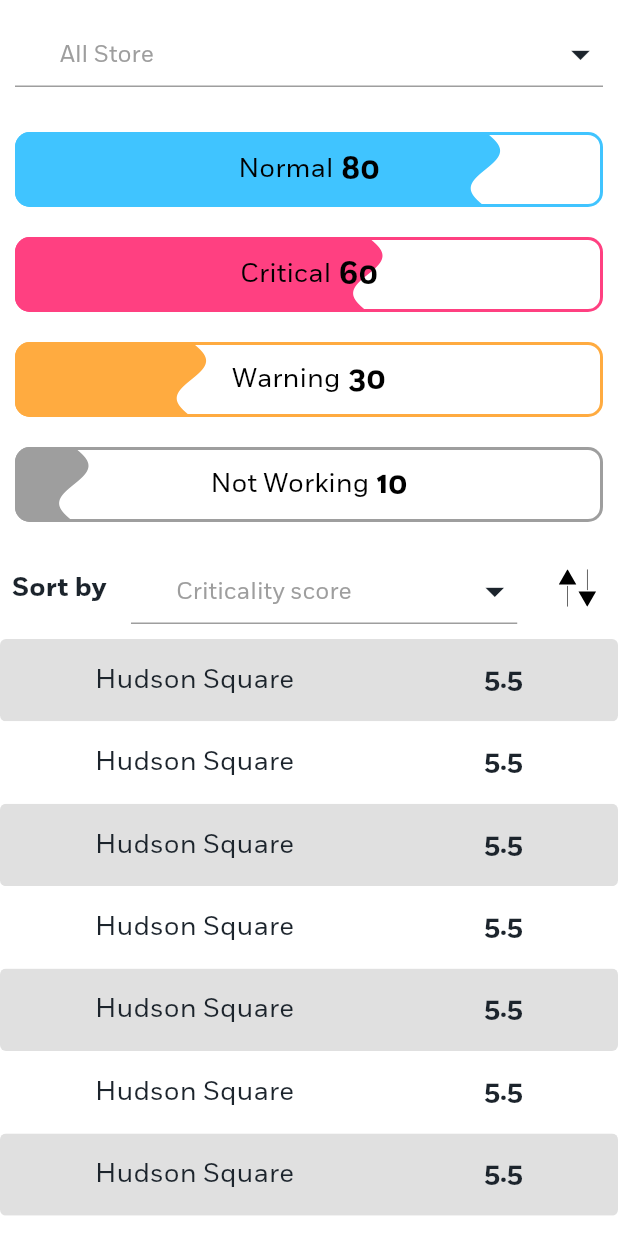
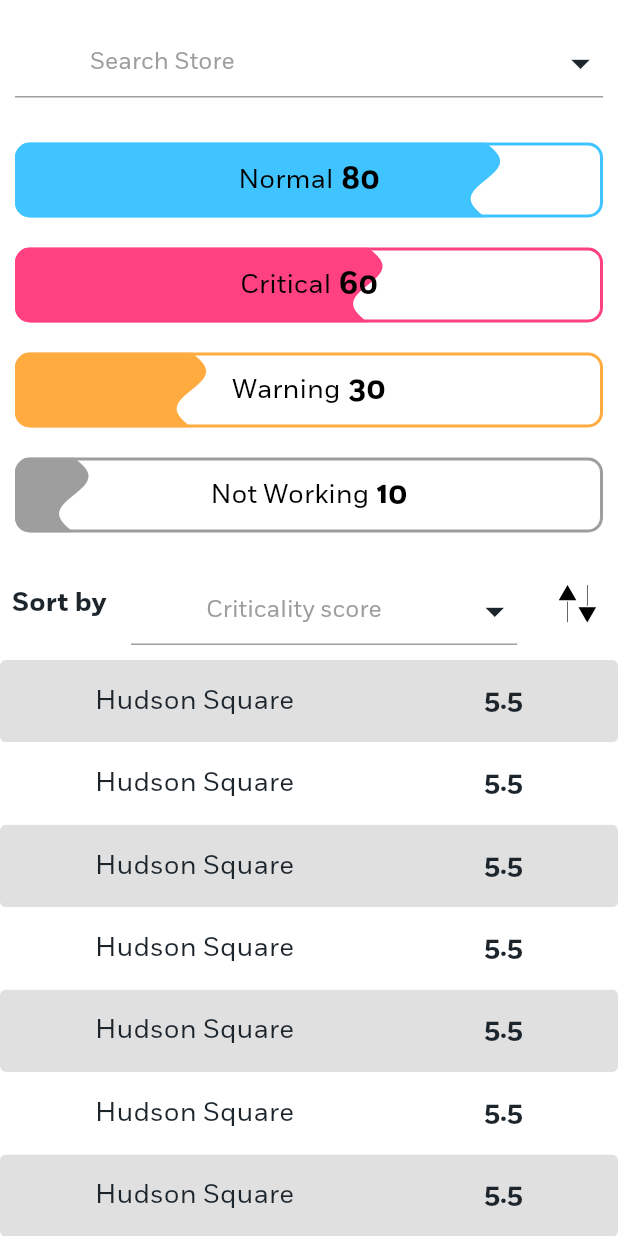
Before and after one commit to noeljolly09/idec_face, a Flutter app: the DashboardPage screen opened by its route, on a phone screen of 412 x 824 dp. Run offline on Flutter 3.47's test engine with Material 2 defaults, Android fonts, the phone set to English and light mode, and no system bars; drawn by our look-alikes of liquid_progress_indicator; our stand-ins replace connectivity, dio, fl_chart, flutter_riverpod, flutter_slidable, flutter_spinkit and 9 more; missing offline and left inert: country_list_pick, drop_down_list, encrypt, platform_device_id; accounts and stored records are empty.

Commit message:
optimised code

```diff
--- a/lib/custom_widgets/custom_selection_old.dart
+++ /dev/null
@@ -1,165 +0,0 @@
-// ignore_for_file: public_member_api_docs, sort_constructors_first
-import 'package:drop_down_list/drop_down_list.dart';
-import 'package:flutter/material.dart';
-import 'package:flutter_riverpod/flutter_riverpod.dart';
-import 'package:flutter_svg/svg.dart';
-import 'package:idec_face/models/config/config_request.dart';
-
-import 'package:idec_face/network/core/service_response.dart';
-import 'package:idec_face/repository/config_info_repository/providers/config_info_notifier_provider.dart';
-
-import '../constants.dart';
-
-class CustomSelectionBar extends ConsumerStatefulWidget {
-  final TextEditingController controller;
-  final TextEditingController searchController;
-  final String? searchhinttext;
-  final String? hinttext;
-  final double width;
-  final bool isSvg;
-  final bool circleSuffixIcon;
-  final bool? isSortIconNeeded;
-  final String svgAsset;
-  final String? sheetTitle;
-  final String? Function(String?)? validator;
-  final List<SelectedListItem> list;
-  final bool isConfigreceived;
-
-  const CustomSelectionBar({
-    Key? key,
-    required this.controller,
-    required this.searchController,
-    this.searchhinttext,
-    this.hinttext,
-    required this.width,
-    required this.isSvg,
-    required this.circleSuffixIcon,
-    this.isSortIconNeeded,
-    required this.svgAsset,
-    this.sheetTitle,
-    this.validator,
-    required this.list,
-    required this.isConfigreceived,
-  }) : super(key: key);
-
-  @override
-  _CustomSelectionBarState createState() => _CustomSelectionBarState();
-}
-
-class _CustomSelectionBarState extends ConsumerState<CustomSelectionBar> {
-  @override
-  Widget build(BuildContext context) {
-    return SizedBox(
-      width: widget.width,
-      child: TextFormField(
-        controller: widget.controller,
-        validator: widget.validator,
-        onTap: () {
-          if (widget.list.isNotEmpty) {
-            FocusScope.of(context).unfocus();
-            onTextFieldTap(widget.list);
-          } else {
-            if (!widget.isConfigreceived) {
-              _getConfigAttributes();
-            }
-            FocusScope.of(context).unfocus();
-            onEmptyList();
-          }
-        },
-        readOnly: true,
-        decoration: InputDecoration(
-          contentPadding: const EdgeInsets.only(top: 15, bottom: 10),
-          hintText: widget.hinttext,
-          hintStyle: TextStyle(
-              fontSize: AppConstants.formtextsize,
-              color: AppConstants.labeltextgrey),
-          prefixIconConstraints:
-              const BoxConstraints(maxHeight: 25, maxWidth: 30),
-          prefixIcon: Container(
-              margin: const EdgeInsets.only(left: 5, right: 5),
-              child: widget.isSvg == true
-                  ? SvgPicture.asset(
-                      widget.svgAsset,
-                      color: AppConstants.customblack,
-                      alignment: Alignment.center,
-                      height: 25,
-                      width: 25,
-                    )
-                  : null),
-          suffixIconConstraints:
-              const BoxConstraints(maxHeight: 25, maxWidth: 35, minWidth: 20),
-          suffixIcon: widget.circleSuffixIcon == true
-              ? const Icon(
-                  Icons.arrow_drop_down_circle_sharp,
-                  color: AppConstants.primaryColor,
-                )
-              : (widget.isSortIconNeeded == false)
-                  ? const Icon(
-                      Icons.arrow_drop_down,
-                      size: 30,
-                      color: AppConstants.customblack,
-                    )
-                  : SvgPicture.asset(
-                      "assets/svg/sort.svg",
-                      height: 25,
-                      color: Colors.grey,
-                    ),
-          fillColor: Colors.black12,
-          border: widget.circleSuffixIcon == true
-              ? const OutlineInputBorder(
-                  borderRadius: BorderRadius.all(
-                    Radius.circular(8.0),
-                  ),
-                )
-              : null,
-        ),
-      ),
-    );
-  }
-
-  void _getConfigAttributes() {
-    final configInfoRequest =
-        ConfigInfoRequest(configAttributes: ["GNDR", "BG", "NTY", "FGTPSD"]);
-    ref
-        .read(configInfoNotifierProvider.notifier)
-        .getConfigAttributes(configInfoRequest);
-  }
-
-  void onTextFieldTap(List<SelectedListItem> _listOfSelectOptions) {
-    ref.watch(configInfoNotifierProvider).status == ServiceStatus.loading
-        ? onEmptyList()
-        : DropDownState(
-            DropDown(
-              searchHintText: widget.searchhinttext,
-              bottomSheetTitle: widget.sheetTitle,
-              searchBackgroundColor: Colors.black12,
-              dataList: _listOfSelectOptions,
-              enableMultipleSelection: false,
-              searchController: widget.searchController,
-              selectedItem: (String selected) {
-                widget.controller.text = selected;
-              },
-            ),
-          ).showModal(context);
-  }
-
-  void onEmptyList() {
-    showModalBottomSheet(
-      isScrollControlled: false,
-      shape: const RoundedRectangleBorder(
-        borderRadius: BorderRadius.vertical(top: Radius.circular(15.0)),
-      ),
-      context: context,
-      builder: (context) {
-        return DraggableScrollableSheet(
-          initialChildSize: 1,
-          maxChildSize: 1,
-          minChildSize: 0.5,
-          builder: (BuildContext context, ScrollController scrollController) {
-            return const Center(child: Text('No Data Available'));
-          },
-        );
-      },
-    );
-  }
-}
--- a/lib/custom_widgets/navigation_bar.dart
+++ b/lib/custom_widgets/navigation_bar.dart
@@ -2,7 +2,7 @@ import 'package:flutter/material.dart';
 import 'package:flutter_riverpod/flutter_riverpod.dart';
 import 'package:flutter_svg/flutter_svg.dart';
 import 'package:idec_face/custom_widgets/custom_appbar.dart';
-import 'package:idec_face/screens/devices/devices_screen.dart';
+import 'package:idec_face/screens/devices/device_screen.dart';
 import 'package:idec_face/screens/events_screens/events_screen.dart';
 import 'package:salomon_bottom_bar/salomon_bottom_bar.dart';
 import '../constants.dart';
--- a/lib/main.dart
+++ b/lib/main.dart
@@ -2,6 +2,7 @@ import 'package:flutter/services.dart';
 import 'package:idec_face/custom_widgets/navigation_bar.dart';
 import 'package:flutter/material.dart';
 import 'package:idec_face/screens/dashboard/dashboard_screen.dart';
+import 'package:idec_face/screens/devices/device_screen.dart';
 import 'package:idec_face/screens/events_screens/events_screen.dart';
 import 'package:idec_face/screens/forgot_password.dart';
 import 'package:idec_face/screens/login/login_screen.dart';
@@ -9,7 +10,7 @@ import 'package:idec_face/screens/people_profile/enrolled_page.dart';
 import 'package:idec_face/screens/people_profile/pending_page.dart';
 import 'package:idec_face/screens/people_profile/rejected_page.dart';
 import 'package:idec_face/screens/registration/registration_screen.dart';
-import 'package:idec_face/screens/devices/devices_screen.dart';
+import 'package:idec_face/screens/assets_screen.dart';
 
 import 'package:flutter_riverpod/flutter_riverpod.dart';
 import 'package:idec_face/screens/settings/settings_page.dart';
@@ -110,6 +111,7 @@ class MyApp extends StatelessWidget {
         '/navigation_bar': (context) => const CustomNavigationBar(),
         '/events': (context) => const AlertsPage(),
         '/devices': (context) => const DevicesPage(),
+        '/assets': (context) => const AssetsPage(),
         '/enrolled_employees': (context) => const EnrolledEmployeePage(),
         '/pending_employees': (context) => const PendingEmployeePage(),
         '/rejected_employees': (context) => const RejectedEmployeePage(),
--- a/lib/screens/dashboard/dashboard_screen.dart
+++ b/lib/screens/dashboard/dashboard_screen.dart
@@ -1,8 +1,8 @@
 import 'package:drop_down_list/drop_down_list.dart';
 import 'package:flutter/material.dart';
 import 'package:flutter_svg/svg.dart';
-import 'package:idec_face/custom_widgets/custom_selection_old.dart';
-
+import 'package:idec_face/constants.dart';
+import 'package:idec_face/custom_widgets/custom_selection.dart';
 import '../../custom_widgets/liquid_progress_bar.dart';
 
 class DashboardPage extends StatefulWidget {
@@ -52,19 +52,17 @@ class _DashboardPageState extends State<DashboardPage> {
                 Container(
                   margin: const EdgeInsets.all(10),
                   child: CustomSelectionBar(
-                    circleSuffixIcon: false,
-                    isSortIconNeeded: false,
-                    isSvg: false,
-                    svgAsset: "",
-                    width: MediaQuery.of(context).size.width,
-                    list: _listOfStores,
-                    hinttext: "All Store",
-                    searchhinttext: "Search Store",
-                    sheetTitle: "All Store",
                       controller: _textController,
                       searchController: _storeSearchController,
-                    isConfigreceived: false,
-                  ),
+                      width: screenWidth(context),
+                      isSvg: false,
+                      hinttext: "Search Store",
+                      searchhinttext: "Search Store",
+                      sheetTitle: "All Stores",
+                      isCircleSuffixIcon: false,
+                      svgAsset: '',
+                      list: _listOfStores,
+                      isConfigreceived: false),
                 ),
                 const SizedBox(height: 10),
                 Column(
@@ -122,19 +120,17 @@ class _DashboardPageState extends State<DashboardPage> {
                     Container(
                       margin: const EdgeInsets.all(10),
                       child: CustomSelectionBar(
-                        isSortIconNeeded: false,
-                        circleSuffixIcon: false,
-                        isConfigreceived: false,
+                          controller: _scoreTextController,
+                          searchController: _scoreSearchController,
+                          width: screenWidth(context, dividedBy: 1.6),
                           isSvg: false,
-                        svgAsset: "",
-                        width: MediaQuery.of(context).size.width / 1.6,
-                        list: _listOfSort,
                           hinttext: "Criticality score",
                           searchhinttext: "Select one to Sort",
                           sheetTitle: "Sort",
-                        controller: _scoreTextController,
-                        searchController: _scoreSearchController,
-                      ),
+                          isCircleSuffixIcon: false,
+                          svgAsset: '',
+                          list: _listOfSort,
+                          isConfigreceived: false),
                     ),
                     IconButton(
                       onPressed: () {},
--- a/lib/screens/events_screens/events_screen.dart
+++ b/lib/screens/events_screens/events_screen.dart
@@ -10,7 +10,7 @@ import 'package:idec_face/custom_widgets/ticket/ticket_card.dart';
 import 'package:idec_face/dialogs/info_dialog/dialog_with_timer.dart';
 import 'package:idec_face/screens/events_screens/incidents/incidents_screen.dart';
 
-import '../../custom_widgets/custom_selection_old.dart';
+import '../../custom_widgets/custom_selection.dart';
 import 'alerts/detailed_alert_screen.dart';
 
 class AlertsPage extends ConsumerStatefulWidget {
@@ -173,8 +173,7 @@ class _NotificationsPageState extends ConsumerState<AlertsPage> {
                               margin: const EdgeInsets.all(5),
                               child: CustomSelectionBar(
                                 isConfigreceived: false,
-                                isSortIconNeeded: false,
-                                circleSuffixIcon: false,
+                                isCircleSuffixIcon: false,
                                 isSvg: false,
                                 svgAsset: "",
                                 width: MediaQuery.of(context).size.width,
--- a/lib/screens/stores/stores.dart
+++ b/lib/screens/stores/stores.dart
@@ -1,9 +1,9 @@
 import 'package:drop_down_list/drop_down_list.dart';
 import 'package:flutter/material.dart';
+import 'package:idec_face/custom_widgets/custom_selection.dart';
 import 'package:idec_face/screens/stores/single_store_view.dart';
 
 import '../../constants.dart';
-import '../../custom_widgets/custom_selection_old.dart';
 import '../../custom_widgets/drawer/drawer.dart';
 import '../../utility/app_info.dart';
 
@@ -46,9 +46,9 @@ class _StoresPageState extends State<StoresPage> {
                         isConfigreceived: false,
                         controller: _storeController,
                         searchController: _storeSearchController,
-                        width: MediaQuery.of(context).size.width,
+                        width: screenWidth(context),
                         isSvg: false,
-                        circleSuffixIcon: true,
+                        isCircleSuffixIcon: true,
                         svgAsset: "",
                         hinttext: "Search Stores",
                         searchhinttext: "Search Store",
```
Also changed, not shown: lib/custom_widgets/custom_selection.dart (+7 -2 lines), lib/custom_widgets/drawer/drawer.dart (+9 -0 lines), lib/screens/assets_screen.dart (renamed from lib/screens/devices/devices_screen.dart, +16 -15 lines), lib/screens/devices/device_screen.dart (added, +19 -0 lines), lib/screens/stores/single_area_view.dart (+5 -5 lines), lib/screens/stores/single_store_view.dart (+6 -5 lines). Lines whose indentation alone changed are shown as unchanged.
